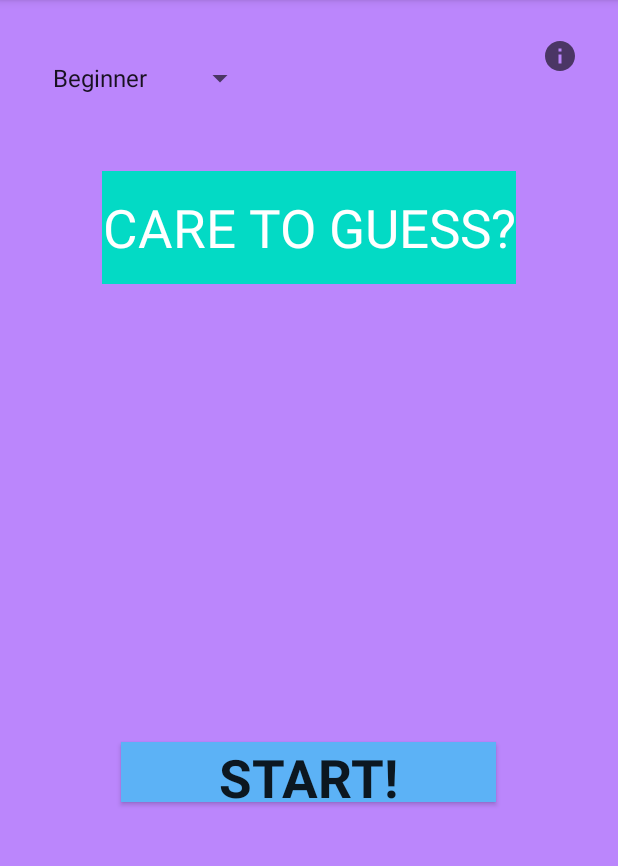
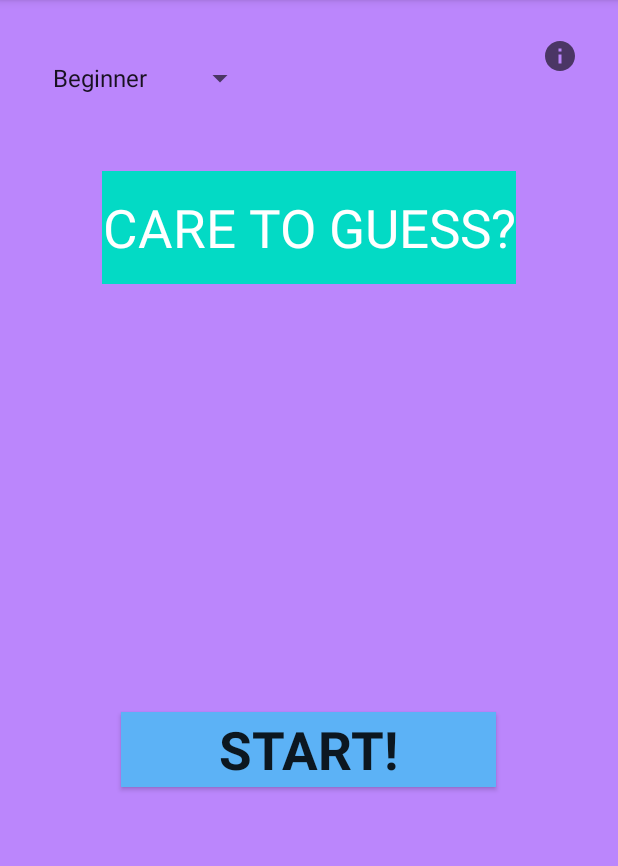
Before and after one commit to alexatwell/GuessingGame, an Android app: the screen it shows after launch (MainActivity), on a phone screen of 412 x 824 dp, the part 84-950 px from its top. Run offline under Robolectric (Android 15) with nearby library versions, the phone set to English and light mode, and no system bars.

```diff
--- a/app/src/main/java/com/example/randomapp/MainActivity.java
+++ b/app/src/main/java/com/example/randomapp/MainActivity.java
@@ -6,10 +6,17 @@ import androidx.appcompat.app.AppCompatActivity;
 import androidx.appcompat.widget.AppCompatButton;
 
 import android.app.ProgressDialog;
+import android.graphics.Bitmap;
+import android.graphics.BitmapFactory;
+import android.graphics.Canvas;
+import android.graphics.Color;
+import android.graphics.Paint;
+import android.graphics.drawable.BitmapDrawable;
 import android.os.Bundle;
 import android.view.View;
 import android.widget.ArrayAdapter;
 import android.widget.Button;
+import android.widget.EditText;
 import android.widget.ImageButton;
 import android.widget.RelativeLayout;
 import android.widget.SeekBar;
@@ -27,6 +34,7 @@ public class MainActivity extends AppCompatActivity {
     private Spinner difficultySpinner;
     private TextView attemptView;
     private TextView welcomeView;
+    private EditText gRangeValue;
     private SeekBar guessRange;
     private Button startBtn;
     private ImageButton continueBtn;
@@ -48,12 +56,14 @@ public class MainActivity extends AppCompatActivity {
         super.onCreate(savedInstanceState);
         setContentView(R.layout.activity_main);
 
-
+        // UI elements
         difficultySpinner  = findViewById(R.id.spinner);
         ImageButton rulesBtn = findViewById(R.id.instructionsBtn);
         welcomeView = findViewById(R.id.welcomeView);
         attemptView = findViewById(R.id.attemptView);
         guessRange = findViewById(R.id.guessControl);
+        gRangeValue = findViewById(R.id.guessControlVal);
+        gRangeValue.setEnabled(false);
         startBtn = findViewById(R.id.startBtn);
         guessBtn = findViewById(R.id.guessBtn);
         continueBtn = findViewById(R.id.continueBtn);
@@ -65,13 +75,15 @@ public class MainActivity extends AppCompatActivity {
         progressDialog.setCancelable(false);
         progressDialog.setMessage("Loading...");
 
-        RelativeLayout mLinearLayout = (RelativeLayout) findViewById(R.id.mainRelativeLayout);
+        RelativeLayout mLinearLayout = findViewById(R.id.mainRelativeLayout);
 
+        // Add difficulty options
         ArrayAdapter<CharSequence> adapter = ArrayAdapter.createFromResource(this ,R.array.difficulty_list,
                 android.R.layout.simple_spinner_item);
         adapter.setDropDownViewResource(android.R.layout.simple_spinner_dropdown_item);
         difficultySpinner.setAdapter(adapter);
 
+        // New game
         startBtn.setOnClickListener(v -> {
             setDifficulty();
             difficultySpinner.setVisibility(View.INVISIBLE);
@@ -81,33 +93,42 @@ public class MainActivity extends AppCompatActivity {
             guessBtn.setVisibility(View.VISIBLE);
             guessRange.setVisibility(View.VISIBLE);
             guessRange.setMax(upperbound);
-            //editGuess.setVisibility(View.VISIBLE);
+            guessRange.setProgress(upperbound/2 + 1);
+            gRangeValue.setVisibility(View.VISIBLE);
+            gRangeValue.setText(String.valueOf(guessRange.getProgress()));
             attemptView.setText(remainder);
         });
 
+        // Return to Home screen
         returnBtn.setOnClickListener(v ->{
             difficultySpinner.setVisibility(View.VISIBLE);
             startBtn.setVisibility(View.VISIBLE);
             welcomeView.setVisibility(View.VISIBLE);
             attemptView.setVisibility(View.INVISIBLE);
             guessRange.setVisibility(View.INVISIBLE);
+            gRangeValue.setVisibility(View.INVISIBLE);
             continueBtn.setVisibility(View.INVISIBLE);
             returnBtn.setVisibility(View.INVISIBLE);
         });
 
+        // Continue current difficulty
         continueBtn.setOnClickListener(v ->{
             tries = tempTries;
             guessBtn.setVisibility(View.VISIBLE);
             continueBtn.setVisibility(View.INVISIBLE);
             returnBtn.setVisibility(View.INVISIBLE);
+            guessRange.setProgress(upperbound/2);
+            gRangeValue.setText(String.valueOf(guessRange.getProgress()));
         });
 
+        // Update the edittext to show the selected value on the seekbar
         guessRange.setOnSeekBarChangeListener(new SeekBar.OnSeekBarChangeListener() {
             int progressChanged = 0;
 
             @Override
             public void onProgressChanged(SeekBar seekBar, int progress, boolean fromUser) {
                 progressChanged = progress + 1;
+                gRangeValue.setText(String.valueOf(progressChanged));
             }
 
             @Override
@@ -116,17 +137,18 @@ public class MainActivity extends AppCompatActivity {
 
             @Override
             public void onStopTrackingTouch(SeekBar seekBar) {
-                Toast.makeText(MainActivity.this, String.valueOf(progressChanged), Toast.LENGTH_SHORT).show();
+                //Toast.makeText(MainActivity.this, String.valueOf(progressChanged), Toast.LENGTH_SHORT).show();
             }
         });
 
+        // Determine when a game is won
         guessBtn.setOnClickListener(v -> {
             final int guessVal = guessRange.getProgress();
 
             if(guessVal == randVal ){
                 Toast.makeText(MainActivity.this, "WELL DONE, YOU'VE WON!", Toast.LENGTH_SHORT).show();
                 endCurrentGame();
-            } else if (guessVal < randVal && tries > 1){
+            } else if (guessVal < randVal){
                 removeTries();
                 if(tries <= 0){
                     return;
@@ -137,7 +159,7 @@ public class MainActivity extends AppCompatActivity {
                 }else {
                     Toast.makeText(MainActivity.this, "COLDER!", Toast.LENGTH_SHORT).show();
                 }
-            } else if(guessVal > randVal && tries > 1){
+            } else{
                 removeTries();
                 if(guessVal <= randVal * 2){
                     Toast.makeText(MainActivity.this, "HOT!", Toast.LENGTH_SHORT).show();
@@ -148,6 +170,7 @@ public class MainActivity extends AppCompatActivity {
             }
         });
 
+        // Show the rules
         rulesBtn.setOnClickListener(v -> {
             new AlertDialog.Builder(this)
                     .setMessage(rules)
@@ -157,6 +180,7 @@ public class MainActivity extends AppCompatActivity {
     }
 
 
+    // Decrement tries and end game if player is out of attempts
     public void removeTries() {
         tries--;
         remainder = "Attempt #" + tries;
@@ -167,6 +191,7 @@ public class MainActivity extends AppCompatActivity {
         }
     }
 
+    // Stop the current game and reset variables
     public void endCurrentGame(){
         String ans = "Answer: " + randVal;
         attemptView.setText(ans);
@@ -175,6 +200,7 @@ public class MainActivity extends AppCompatActivity {
         guessBtn.setVisibility(View.INVISIBLE);
     }
 
+    // Set the number of tries. determine the generated number, and set the seekbar's limit
     public void setDifficulty(){
         Random rand = new Random(); //instance of random class
 
@@ -201,4 +227,18 @@ public class MainActivity extends AppCompatActivity {
         randVal = int_random + 1;
     }
 
+
+    /*public BitmapDrawable writeOnDrawable(int drawableId, String text){
+        Bitmap bitmap = BitmapFactory.decodeResource(getResources(), drawableId).copy(Bitmap.Config.ARGB_8888, true);
+        Paint paint = new Paint();
+        paint.setStyle(Paint.Style.FILL);
+        paint.setColor(Color.BLACK);
+        paint.setTextSize(20);
+        Canvas canvas = new Canvas(bitmap);
+        canvas.drawText(text,0,bitmap.getHeight()/2,paint,);
+
+        return new BitmapDrawable(bitmap);
+    }*/
+
+
 }
--- a/app/src/main/res/layout/activity_main.xml
+++ b/app/src/main/res/layout/activity_main.xml
@@ -84,6 +84,16 @@
 
     </RelativeLayout>
 
+    <EditText
+        android:id="@+id/guessControlVal"
+        android:layout_width="wrap_content"
+        android:layout_height="60dp"
+        android:layout_centerHorizontal="true"
+        android:layout_marginTop="420dp"
+        android:gravity="center"
+        android:textSize="35dp"
+        android:visibility="invisible" />
+
     <RelativeLayout
         android:layout_width="match_parent"
         android:layout_height="match_parent"
@@ -92,8 +102,8 @@
         <androidx.appcompat.widget.AppCompatButton
             android:id="@+id/startBtn"
             android:layout_width="250dp"
-            android:layout_height="40dp"
-            android:layout_marginTop="60dp"
+            android:layout_height="50dp"
+            android:layout_marginTop="40dp"
             android:background="@color/btnColor"
             android:fontFamily="sans-serif"
             android:gravity="center"
@@ -106,8 +116,8 @@
         <androidx.appcompat.widget.AppCompatButton
             android:id="@+id/guessBtn"
             android:layout_width="250dp"
-            android:layout_height="40dp"
-            android:layout_marginTop="60dp"
+            android:layout_height="50dp"
+            android:layout_marginTop="40dp"
             android:fontFamily="sans-serif"
             android:gravity="center"
             android:layout_centerHorizontal="true"
```
